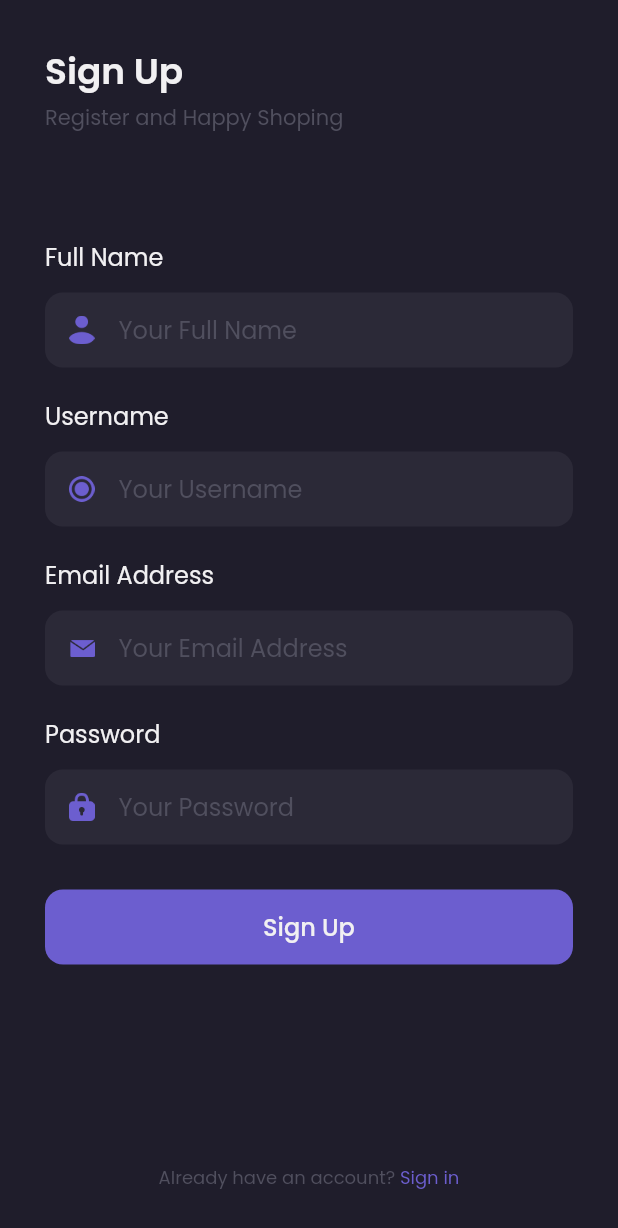
After one commit to RianCahyadi08/Flutter_Shamo, a Flutter app: the SignUpPage screen opened by its route, on a phone screen of 412 x 824 dp. The commit adds this screen. Shown: the top 1228 px of the screen. Run offline on Flutter 3.47's test engine with Material 2 defaults, Android fonts, the phone set to English and light mode, and no system bars; our stand-ins replace google_fonts.

Commit message:
Slacing sign up page

```diff
--- a/lib/main.dart
+++ b/lib/main.dart
@@ -1,7 +1,7 @@
 import 'package:flutter/material.dart';
 import 'package:shamo/pages/sign_in_page.dart';
+import 'package:shamo/pages/sign_up_page.dart';
 import 'package:shamo/pages/splash_page.dart';
-import 'theme/theme.dart';
 
 void main() => runApp(const MyApp());
 
@@ -15,6 +15,7 @@ class MyApp extends StatelessWidget {
       routes: {
         '/': (context) => const SplashPage(),
         '/sign-in': (context) => const SignInPage(),
+        '/sign-up': (context) => const SignUpPage(),
       },
     );
   }
--- a/lib/pages/sign_in_page.dart
+++ b/lib/pages/sign_in_page.dart
@@ -152,10 +152,6 @@ class SignInPage extends StatelessWidget {
         margin: const EdgeInsets.only(
           top: 30,
         ),
-        // decoration: BoxDecoration(
-        //   borderRadius: BorderRadius.circular(12),
-        //   color: primaryColor,
-        // ),
         child: TextButton(
           onPressed: () => {},
           style: TextButton.styleFrom(
@@ -189,10 +185,15 @@ class SignInPage extends StatelessWidget {
                 fontSize: 12,
               ),
             ),
-            Text(
-              'Sign up',
-              style: purpleTextStyle.copyWith(
-                fontSize: 12,
+            GestureDetector(
+              onTap: () {
+                Navigator.pushNamed(context, '/sign-up');
+              },
+              child: Text(
+                'Sign up',
+                style: purpleTextStyle.copyWith(
+                  fontSize: 12,
+                ),
               ),
             ),
           ],
--- /dev/null
+++ b/lib/pages/sign_up_page.dart
@@ -0,0 +1,341 @@
+import 'package:flutter/material.dart';
+import 'package:shamo/theme/theme.dart';
+
+class SignUpPage extends StatefulWidget {
+  const SignUpPage({super.key});
+
+  @override
+  State<SignUpPage> createState() => _SignUpPageState();
+}
+
+class _SignUpPageState extends State<SignUpPage> {
+  Widget header() {
+    return Container(
+      margin: const EdgeInsets.only(
+        top: 30,
+      ),
+      child: Column(
+        crossAxisAlignment: CrossAxisAlignment.start,
+        children: [
+          Text(
+            'Sign Up',
+            style: primaryTextStyle.copyWith(
+              fontSize: 24,
+              fontWeight: semiBold,
+            ),
+          ),
+          const SizedBox(
+            height: 2,
+          ),
+          Text(
+            'Register and Happy Shoping',
+            style: subtitleTextStyle.copyWith(
+              fontSize: 14,
+              fontWeight: reguler,
+            ),
+          )
+        ],
+      ),
+    );
+  }
+
+  Widget fullnameInput() {
+    return Container(
+      margin: const EdgeInsets.only(
+        top: 70,
+      ),
+      child: Column(
+        crossAxisAlignment: CrossAxisAlignment.start,
+        children: [
+          Text(
+            'Full Name',
+            style: primaryTextStyle.copyWith(
+              fontSize: 16,
+            ),
+          ),
+          const SizedBox(
+            height: 12,
+          ),
+          Container(
+            height: 50,
+            padding: const EdgeInsets.symmetric(
+              horizontal: 16,
+            ),
+            decoration: BoxDecoration(
+              color: backgroundColor2,
+              borderRadius: BorderRadius.circular(12),
+            ),
+            child: Center(
+              child: Row(
+                children: [
+                  Image.asset(
+                    'assets/icon_fullname.png',
+                    width: 17,
+                  ),
+                  const SizedBox(
+                    width: 16,
+                  ),
+                  Expanded(
+                    child: TextFormField(
+                      style: primaryTextStyle,
+                      decoration: InputDecoration.collapsed(
+                        hintText: 'Your Full Name',
+                        hintStyle: subtitleTextStyle,
+                      ),
+                    ),
+                  ),
+                ],
+              ),
+            ),
+          )
+        ],
+      ),
+    );
+  }
+
+  Widget usernameInput() {
+    return Container(
+      margin: const EdgeInsets.only(
+        top: 20,
+      ),
+      child: Column(
+        crossAxisAlignment: CrossAxisAlignment.start,
+        children: [
+          Text(
+            'Username',
+            style: primaryTextStyle.copyWith(
+              fontSize: 16,
+            ),
+          ),
+          const SizedBox(
+            height: 12,
+          ),
+          Container(
+            height: 50,
+            padding: const EdgeInsets.symmetric(
+              horizontal: 16,
+            ),
+            decoration: BoxDecoration(
+              color: backgroundColor2,
+              borderRadius: BorderRadius.circular(12),
+            ),
+            child: Center(
+              child: Row(
+                children: [
+                  Image.asset(
+                    'assets/icon_username.png',
+                    width: 17,
+                  ),
+                  const SizedBox(
+                    width: 16,
+                  ),
+                  Expanded(
+                    child: TextFormField(
+                      style: primaryTextStyle,
+                      decoration: InputDecoration.collapsed(
+                        hintText: 'Your Username',
+                        hintStyle: subtitleTextStyle,
+                      ),
+                    ),
+                  ),
+                ],
+              ),
+            ),
+          )
+        ],
+      ),
+    );
+  }
+
+  Widget emailInput() {
+    return Container(
+      margin: const EdgeInsets.only(
+        top: 20,
+      ),
+      child: Column(
+        crossAxisAlignment: CrossAxisAlignment.start,
+        children: [
+          Text(
+            'Email Address',
+            style: primaryTextStyle.copyWith(
+              fontSize: 16,
+            ),
+          ),
+          const SizedBox(
+            height: 12,
+          ),
+          Container(
+            height: 50,
+            padding: const EdgeInsets.symmetric(
+              horizontal: 16,
+            ),
+            decoration: BoxDecoration(
+              color: backgroundColor2,
+              borderRadius: BorderRadius.circular(12),
+            ),
+            child: Center(
+              child: Row(
+                children: [
+                  Image.asset(
+                    'assets/icon_email.png',
+                    width: 17,
+                  ),
+                  const SizedBox(
+                    width: 16,
+                  ),
+                  Expanded(
+                    child: TextFormField(
+                      style: primaryTextStyle,
+                      decoration: InputDecoration.collapsed(
+                        hintText: 'Your Email Address',
+                        hintStyle: subtitleTextStyle,
+                      ),
+                    ),
+                  ),
+                ],
+              ),
+            ),
+          )
+        ],
+      ),
+    );
+  }
+
+  Widget passwordInput() {
+    return Container(
+      margin: const EdgeInsets.only(
+        top: 20,
+      ),
+      child: Column(
+        crossAxisAlignment: CrossAxisAlignment.start,
+        children: [
+          Text(
+            'Password',
+            style: primaryTextStyle.copyWith(
+              fontSize: 16,
+            ),
+          ),
+          const SizedBox(
+            height: 12,
+          ),
+          Container(
+            height: 50,
+            padding: const EdgeInsets.symmetric(
+              horizontal: 16,
+            ),
+            decoration: BoxDecoration(
+              color: backgroundColor2,
+              borderRadius: BorderRadius.circular(12),
+            ),
+            child: Center(
+              child: Row(
+                children: [
+                  Image.asset(
+                    'assets/icon_password.png',
+                    width: 17,
+                  ),
+                  const SizedBox(
+                    width: 16,
+                  ),
+                  Expanded(
+                    child: TextFormField(
+                      style: primaryTextStyle,
+                      decoration: InputDecoration.collapsed(
+                        hintText: 'Your Password',
+                        hintStyle: subtitleTextStyle,
+                      ),
+                    ),
+                  ),
+                ],
+              ),
+            ),
+          )
+        ],
+      ),
+    );
+  }
+
+  Widget signUpButton() {
+    return Container(
+      height: 50,
+      width: double.infinity,
+      margin: const EdgeInsets.only(
+        top: 30,
+      ),
+      child: TextButton(
+        onPressed: () => {},
+        style: TextButton.styleFrom(
+          backgroundColor: primaryColor,
+          shape: RoundedRectangleBorder(
+            borderRadius: BorderRadius.circular(12),
+          ),
+        ),
+        child: Text(
+          'Sign Up',
+          style: primaryTextStyle.copyWith(
+            fontSize: 16,
+            fontWeight: medium,
+          ),
+        ),
+      ),
+    );
+  }
+
+  Widget footer() {
+    return Container(
+      margin: const EdgeInsets.only(
+        bottom: 30,
+      ),
+      child: Row(
+        mainAxisAlignment: MainAxisAlignment.center,
+        children: [
+          Text(
+            'Already have an account? ',
+            style: subtitleTextStyle.copyWith(
+              fontSize: 12,
+            ),
+          ),
+          GestureDetector(
+            onTap: () {
+              Navigator.pushNamed(context, '/sign-in');
+            },
+            child: Text(
+              'Sign in',
+              style: purpleTextStyle.copyWith(
+                fontSize: 12,
+              ),
+            ),
+          ),
+        ],
+      ),
+    );
+  }
+
+  @override
+  Widget build(BuildContext context) {
+    return Scaffold(
+      resizeToAvoidBottomInset: false,
+      backgroundColor: backgroundColor1,
+      body: SafeArea(
+        child: Container(
+          margin: EdgeInsets.symmetric(
+            horizontal: defaultMargin,
+          ),
+          child: Column(
+            crossAxisAlignment: CrossAxisAlignment.start,
+            children: [
+              header(),
+              fullnameInput(),
+              usernameInput(),
+              emailInput(),
+              passwordInput(),
+              signUpButton(),
+              const Spacer(),
+              footer(),
+            ],
+          ),
+        ),
+      ),
+    );
+  }
+}
```
